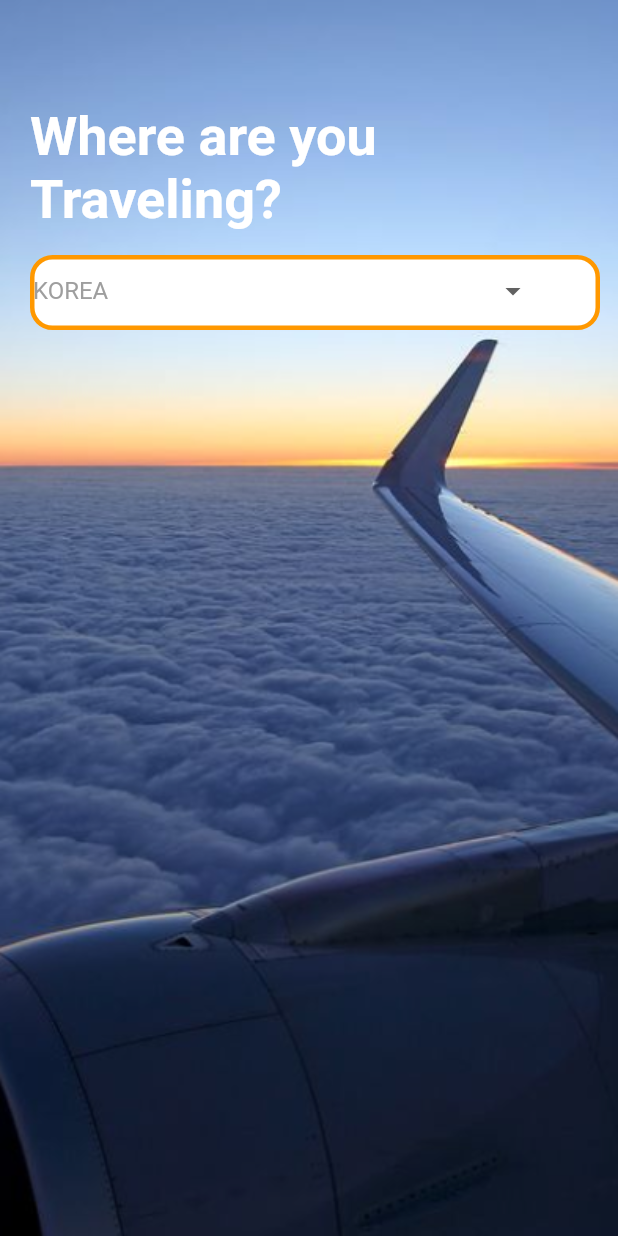
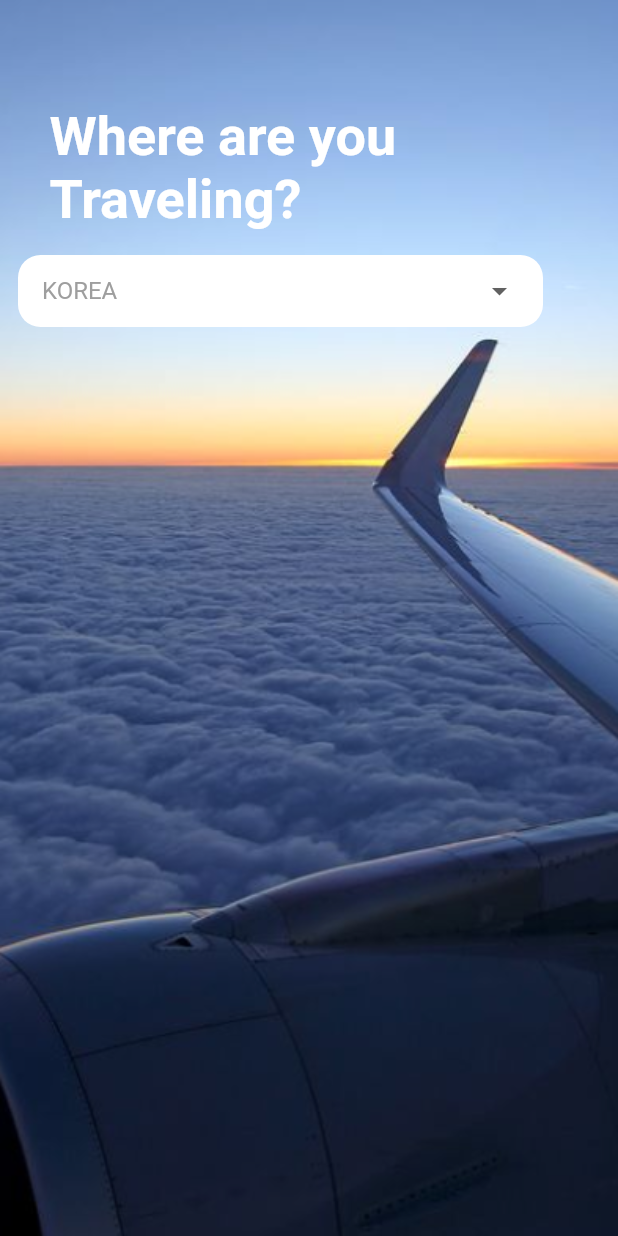
Before and after one commit to timotheekim10/Karim, a Flutter app: the screen it shows after launch, on a phone screen of 412 x 824 dp. Run offline on Flutter 3.47's test engine with Material 2 defaults, Android fonts, the phone set to English and light mode, and no system bars.

Commit message:
dropdownbutton수정

```diff
--- a/lib/main.dart
+++ b/lib/main.dart
@@ -26,7 +26,7 @@ class MyApp extends StatelessWidget {
             ),
             const Positioned(
               top: 70,
-              left: 20,
+              left: 33,
               right: 0,
               child: Text(
                 'Where are you Traveling?',
@@ -34,19 +34,6 @@ class MyApp extends StatelessWidget {
                   fontSize: 36,
                   fontWeight: FontWeight.bold,
                   color: Colors.white,
-                ),
-              ),
-            ),
-            Positioned(
-              top: 170,
-              left: 20,
-              child: Container(
-                width: 380,
-                height: 50,
-                decoration: BoxDecoration(
-                  color: Colors.white,
-                  borderRadius: BorderRadius.circular(15),
-                  border: Border.all(color: Colors.orange, width: 3),
                 ),
               ),
             ),
--- a/lib/widgets/dropdownbutton.dart
+++ b/lib/widgets/dropdownbutton.dart
@@ -13,9 +13,15 @@ class DropdownState extends State<Dropdown> {
 
   @override
   Widget build(BuildContext context) {
-    return SizedBox(
-      width: 340,
+    return Container(
+      padding: const EdgeInsets.only(left: 16, right: 16),
+      decoration: BoxDecoration(
+        color: Colors.white,
+        borderRadius: BorderRadius.circular(15),
+      ),
+      width: 350,
       child: DropdownButton<String>(
+        dropdownColor: Colors.white,
         value: dropdownValue,
         items: [
           DropdownMenuItem(
@@ -102,7 +108,7 @@ class DropdownState extends State<Dropdown> {
           );
         },
         icon: const Padding(
-          padding: EdgeInsets.only(right: 8),
+          padding: EdgeInsets.only(left: 1, right: 1),
           child: Icon(Icons.arrow_drop_down),
         ),
         iconSize: 24,
```
Also changed, not shown: 26 other files.
